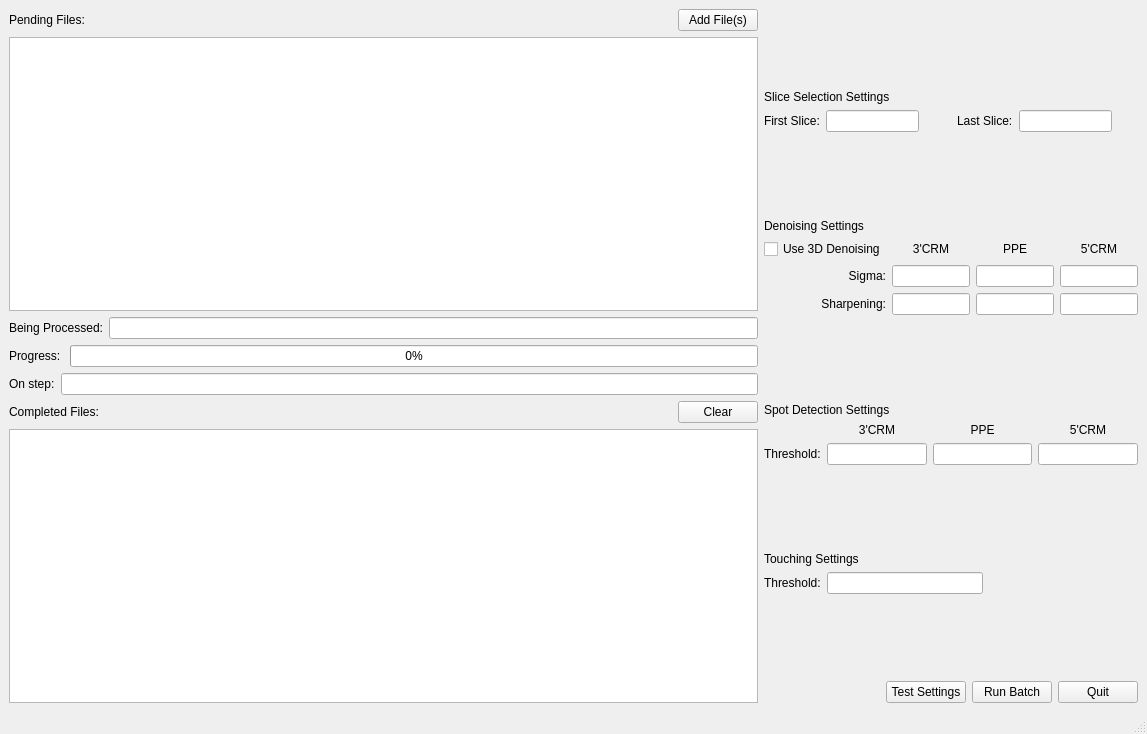
This is findSpotsTool.ui in StathopoulosLab/find_spots as Qt 5 draws it before an edit. The edited form follows.
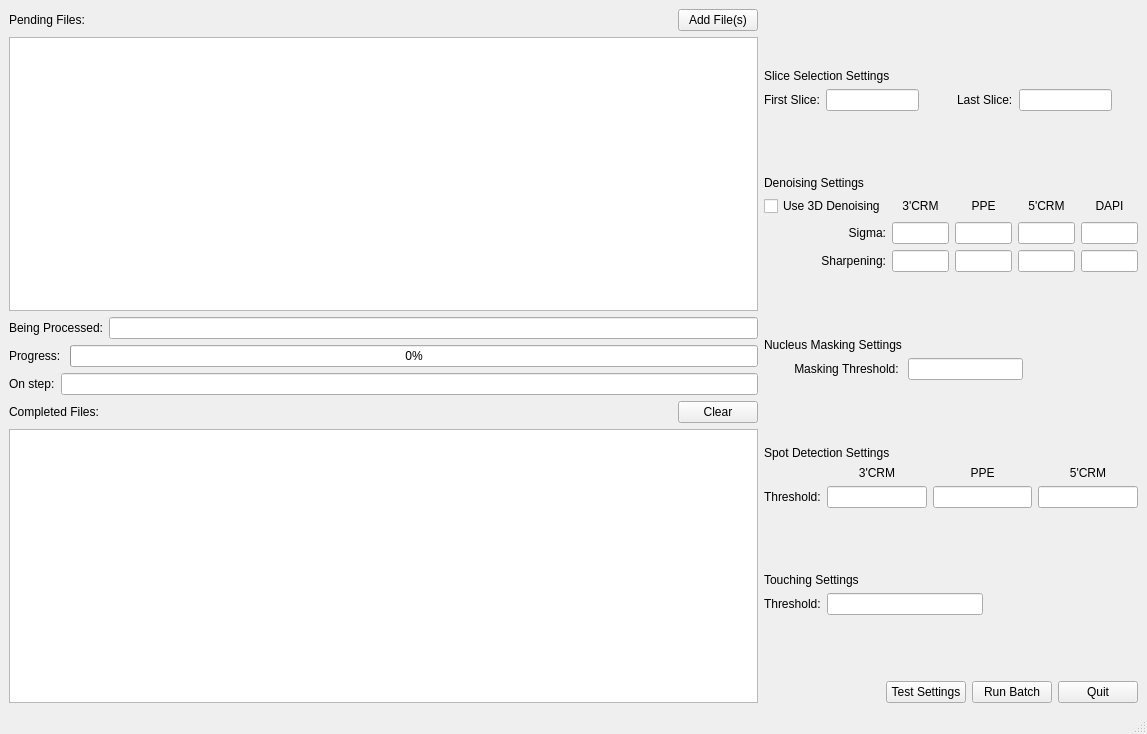
This is the edited form.

Commit message: Add parameters for denoising the nucleus channel and using it as a mask

The edit to the form file:
```diff
--- a/findSpotsTool.ui
+++ b/findSpotsTool.ui
@@ -337,6 +337,80 @@
            <set>Qt::AlignCenter</set>
           </property>
          </widget>
+        </item>
+        <item row="1" column="4">
+         <widget class="QLabel" name="denoiseDAPILabel">
+          <property name="text">
+           <string>DAPI</string>
+          </property>
+          <property name="alignment">
+           <set>Qt::AlignCenter</set>
+          </property>
+         </widget>
+        </item>
+        <item row="3" column="4">
+         <widget class="QLineEdit" name="sigmaDAPILineEdit">
+          <property name="alignment">
+           <set>Qt::AlignCenter</set>
+          </property>
+         </widget>
+        </item>
+        <item row="4" column="4">
+         <widget class="QLineEdit" name="sharpenDAPILineEdit">
+          <property name="alignment">
+           <set>Qt::AlignCenter</set>
+          </property>
+         </widget>
+        </item>
+       </layout>
+      </item>
+      <item>
+       <spacer name="verticalSpacer_6">
+        <property name="orientation">
+         <enum>Qt::Vertical</enum>
+        </property>
+        <property name="sizeHint" stdset="0">
+         <size>
+          <width>20</width>
+          <height>40</height>
+         </size>
+        </property>
+       </spacer>
+      </item>
+      <item>
+       <layout class="QGridLayout" name="nucleusMaskingGridLayout">
+        <item row="1" column="1">
+         <widget class="QLineEdit" name="nucleusMaskingThresholdLineEdit"/>
+        </item>
+        <item row="1" column="0">
+         <widget class="QLabel" name="nucleusMaskingThresholdLabel">
+          <property name="text">
+           <string>Masking Threshold: </string>
+          </property>
+          <property name="alignment">
+           <set>Qt::AlignRight|Qt::AlignTrailing|Qt::AlignVCenter</set>
+          </property>
+         </widget>
+        </item>
+        <item row="0" column="0">
+         <widget class="QLabel" name="nucleusMaskingLabel">
+          <property name="text">
+           <string>Nucleus Masking Settings</string>
+          </property>
+         </widget>
+        </item>
+        <item row="1" column="2">
+         <spacer name="horizontalSpacer">
+          <property name="orientation">
+           <enum>Qt::Horizontal</enum>
+          </property>
+          <property name="sizeHint" stdset="0">
+           <size>
+            <width>40</width>
+            <height>20</height>
+           </size>
+          </property>
+         </spacer>
         </item>
        </layout>
       </item>
```
Left out of the diff: 86 changed lines with no effect on the pictures. The commit also changes 1 other file.
